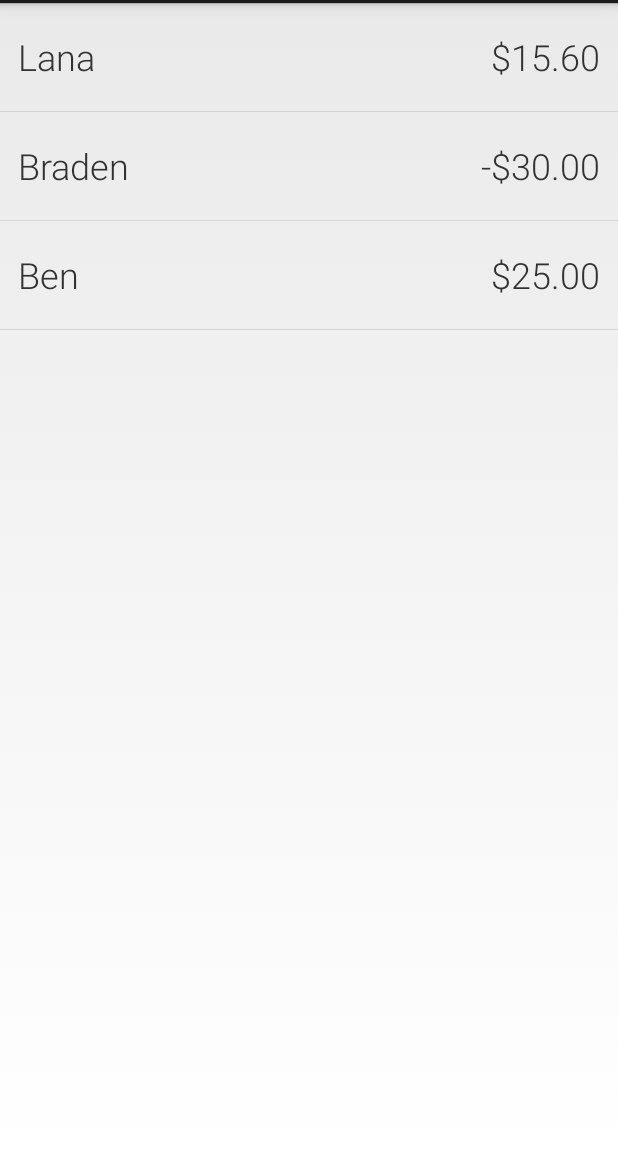
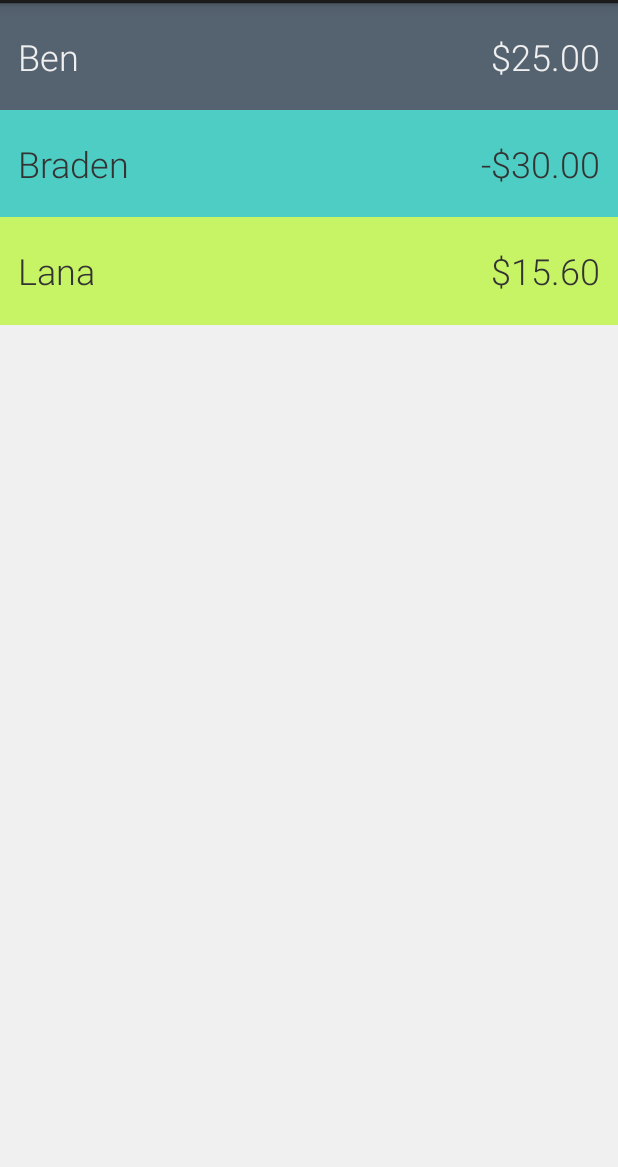
Before and after one commit to austinwylie/Moola, an Android app: the screen it shows after launch (IouListActivity), on a phone screen of 412 x 824 dp, the part 69-1236 px from its top. Run offline under Robolectric (Android 15) with nearby library versions, the phone set to English and light mode, and no system bars.

Commit message:
Mmmm colors.

```diff
--- a/app/src/main/AndroidManifest.xml
+++ b/app/src/main/AndroidManifest.xml
@@ -4,7 +4,7 @@
 
     <application
         android:allowBackup="true"
-        android:icon="@drawable/ic_launcher"
+        android:icon="@drawable/ic_cow"
         android:label="@string/app_name"
         android:theme="@style/AppTheme" >
         <activity
--- a/app/src/main/java/com/hci/moola/EditIouActivity.java
+++ b/app/src/main/java/com/hci/moola/EditIouActivity.java
@@ -56,7 +56,7 @@ public class EditIouActivity extends Activity {
             int result = t.isValid();
             switch (result) {
                 case 0:
-                    PostOffice.putMessage(IouListActivity.class, f.getModel());
+                    PostOffice.putMessage(IouListActivity.class, t);
                     setResult(Activity.RESULT_OK);
                     finish();
                     break;
--- a/app/src/main/java/com/hci/moola/IouListActivity.java
+++ b/app/src/main/java/com/hci/moola/IouListActivity.java
@@ -9,6 +9,7 @@ import android.view.MotionEvent;
 import android.view.View;
 import android.view.ViewGroup;
 
+import com.hci.moola.model.ColorPicker;
 import com.hci.moola.model.DataCollector;
 import com.hci.moola.model.Iou;
 import com.hci.moola.model.PostOffice;
@@ -30,11 +31,12 @@ public class IouListActivity extends Activity implements IouListFragment.IouList
         setContentView(R.layout.activity_iou_list);
         if (savedInstanceState == null) {
             mIous = new ArrayList<Iou>();
-            Iou a = new Iou(new Transaction("Ben", true, 10, "lunch", Calendar.getInstance()));
+            ColorPicker cp = ColorPicker.getInstance();
+            Iou a = new Iou(new Transaction("Ben", true, 10, "lunch", Calendar.getInstance()), cp.next());
             a.addTransaction(new Transaction("Ben", true, 15, "lunch2", Calendar.getInstance()));
             mIous.add(a);
-            mIous.add(new Iou(new Transaction("Braden", false, 30, "hi", Calendar.getInstance())));
-            mIous.add(new Iou(new Transaction("Lana", true, 15.60, "idk", Calendar.getInstance())));
+            mIous.add(new Iou(new Transaction("Braden", false, 30, "hi", Calendar.getInstance()), cp.next()));
+            mIous.add(new Iou(new Transaction("Lana", true, 15.60, "idk", Calendar.getInstance()), cp.next()));
 
             IouListFragment f = IouListFragment.newInstance(mIous);
             getFragmentManager().beginTransaction().add(R.id.container, f, TAG_IOU_LIST).commit();
--- a/app/src/main/java/com/hci/moola/IouListFragment.java
+++ b/app/src/main/java/com/hci/moola/IouListFragment.java
@@ -10,6 +10,7 @@ import android.view.ViewGroup;
 import android.widget.LinearLayout;
 import android.widget.TextView;
 
+import com.hci.moola.model.ColorPicker;
 import com.hci.moola.model.Iou;
 import com.hci.moola.model.ObservableSortedList;
 import com.hci.moola.model.Transaction;
@@ -47,7 +48,7 @@ public class IouListFragment extends Fragment {
                 return;
             }
         }
-        mIous.add(new Iou(txn));
+        mIous.add(new Iou(txn, ColorPicker.getInstance().next()));
         mAdapter.notifyDataSetChanged();
     }
 
@@ -103,6 +104,11 @@ public class IouListFragment extends Fragment {
         private NaturalListView mListView;
         private IouListFragmentCallback mFragmentCallback;
 
+        private static final int TEXT_DARK_COLOR = 0xff333333;
+        private static final int TEXT_LIGHT_COLOR = 0xfff0f0f0;
+        private static final int TEXT_DARK_SEC_COLOR = 0xff666666;
+        private static final int TEXT_LIGHT_SEC_COLOR = 0xffe0e0e0;
+
         public IouAdapter(Activity activity, ObservableSortedList<Iou> items, NaturalListView listView, IouListFragmentCallback callback) {
             super(activity, items);
             mInflater = activity.getLayoutInflater();
@@ -155,8 +161,11 @@ public class IouListFragment extends Fragment {
             final ExpandableListItem<Iou> expandedItem = (ExpandableListItem<Iou>) getItem(position);
             final Iou item = expandedItem.getItem();
             if (item != null) {
+                int textColor = ColorPicker.isDarkColor(item.getColor()) ? TEXT_LIGHT_COLOR : TEXT_DARK_COLOR;
                 holder.person.setText(item.getPerson());
+                holder.person.setTextColor(textColor);
                 holder.amount.setText(item.getTotalAmountText());
+                holder.amount.setTextColor(textColor);
 
                 List<Transaction> txns = item.getTransactionList();
                 for (int i = 0; i < txns.size(); i++) {
@@ -167,6 +176,8 @@ public class IouListFragment extends Fragment {
                         holder.expandableLayout.addView(tRow);
                     } else
                         tRow = holder.expandableLayout.getChildAt(i);
+
+                    tRow.setBackgroundColor((item.getColor() & 0x00FFFFFF) ^ 0xa0000000);
 
                     final Transaction t = txns.get(i);
                     tRow.setOnTouchListener(new SwipeDismissTouchListener(tRow, null, new SwipeDismissTouchListener.DismissCallbacks() {
@@ -192,7 +203,9 @@ public class IouListFragment extends Fragment {
                     }));
 
                     TextView description = (TextView) tRow.findViewById(R.id.list_item_iou_expanded_description);
+                    description.setTextColor(textColor);
                     TextView date = (TextView) tRow.findViewById(R.id.list_item_iou_expanded_date);
+                    date.setTextColor(ColorPicker.isDarkColor(item.getColor()) ? TEXT_LIGHT_SEC_COLOR : TEXT_DARK_SEC_COLOR);
                     description.setText(t.getFormattedDescription());
                     date.setText(t.getDate(mLocale));
                 }
@@ -202,6 +215,8 @@ public class IouListFragment extends Fragment {
 
                 if (!expandedItem.isExpanded())
                     holder.expandableLayout.setVisibility(View.GONE);
+
+                convertView.setBackgroundColor(item.getColor());
             }
 
             return convertView;
--- /dev/null
+++ b/app/src/main/java/com/hci/moola/model/ColorPicker.java
@@ -0,0 +1,46 @@
+package com.hci.moola.model;
+
+import android.graphics.Color;
+
+import java.util.ArrayList;
+import java.util.List;
+
+/**
+ * Created by byoung2 on 11/16/14.
+ */
+public class ColorPicker {
+    private static ColorPicker mInstance;
+    private List<Integer> mColors;
+    private int mCurrentIndex;
+
+    public static ColorPicker getInstance() {
+        if (mInstance == null)
+            mInstance = new ColorPicker();
+        return mInstance;
+    }
+
+    private ColorPicker() {
+        mCurrentIndex = 0;
+        mColors = new ArrayList<Integer>();
+        mColors.add(0xFF556270);
+        mColors.add(0xFF4ECDC4);
+        mColors.add(0xFFC7F464);
+        mColors.add(0xFFFF6B6B);
+        mColors.add(0xFFC44D58);
+    }
+
+    public int next() {
+        int color = mColors.get(mCurrentIndex);
+        mCurrentIndex = (mCurrentIndex + 1) % mColors.size();
+        return color;
+    }
+
+    public static boolean isDarkColor(int color) {
+        int r = Color.red(color);
+        int g = Color.green(color);
+        int b = Color.blue(color);
+
+        double luma = 0.2126 * r + 0.7152 * g + 0.0722 * b;
+        return luma < 105;
+    }
+}
--- a/app/src/main/java/com/hci/moola/model/Iou.java
+++ b/app/src/main/java/com/hci/moola/model/Iou.java
@@ -8,9 +8,11 @@ import java.util.List;
 
 public class Iou implements Parcelable, Comparable<Iou> {
     private List<Transaction> transactionList = new ArrayList<Transaction>();
+    private int color;
 
-    public Iou(Transaction trans) {
+    public Iou(Transaction trans, int color) {
         transactionList.add(trans);
+        this.color = color;
     }
 
     public void addTransaction(Transaction trans) {
@@ -25,6 +27,10 @@ public class Iou implements Parcelable, Comparable<Iou> {
                 break;
             }
         }
+    }
+
+    public int getColor() {
+        return color;
     }
 
     public String getPerson() {
@@ -65,7 +71,7 @@ public class Iou implements Parcelable, Comparable<Iou> {
     @Override
     public int compareTo(Iou another) {
         if (!another.transactionList.isEmpty() && !transactionList.isEmpty())
-            return another.transactionList.get(0).compareTo(transactionList.get(0));
+            return transactionList.get(0).compareTo(another.transactionList.get(0));
         return -1;
     }
 
--- a/app/src/main/java/com/hci/moola/model/SortedList.java
+++ b/app/src/main/java/com/hci/moola/model/SortedList.java
@@ -1,18 +1,17 @@
 package com.hci.moola.model;
 
 import java.util.ArrayList;
-import java.util.Collections;
 
 @SuppressWarnings("serial")
 public class SortedList<T extends Comparable<? super T>> extends ArrayList<T> {
-	@Override
-	public boolean add(T object) {
-		int index = Collections.binarySearch(this, object);
-		if (index < 0)
-			index = ~index;
-		super.add(index, object);
-		return true;
-	}
+//	@Override
+//	public boolean add(T object) {
+//		int index = Collections.binarySearch(this, object);
+//		if (index < 0)
+//			index = ~index;
+//		super.add(index, object);
+//		return true;
+//	}
 
 	public boolean addWithoutSort(T object) {
 		return super.add(object);
--- a/app/src/main/res/layout/fragment_iou_list.xml
+++ b/app/src/main/res/layout/fragment_iou_list.xml
@@ -1,10 +1,13 @@
 <RelativeLayout xmlns:android="http://schemas.android.com/apk/res/android"
     android:layout_width="match_parent"
-    android:layout_height="match_parent">
+    android:layout_height="match_parent"
+    android:background="#fff0f0f0">
 
     <com.hci.moola.view.NaturalListView
         android:id="@+id/iouListView"
         android:layout_width="match_parent"
-        android:layout_height="match_parent" />
+        android:layout_height="match_parent"
+        android:divider="#ffffffff"
+        android:dividerHeight="0px"/>
 
 </RelativeLayout>
--- a/app/src/main/res/layout/list_item_iou.xml
+++ b/app/src/main/res/layout/list_item_iou.xml
@@ -2,7 +2,7 @@
 
 <RelativeLayout xmlns:android="http://schemas.android.com/apk/res/android"
     android:layout_width="match_parent"
-    android:layout_height="wrap_content" >
+    android:layout_height="wrap_content">
 
     <RelativeLayout
         android:id="@+id/list_item_iou_summary_layout"
@@ -35,6 +35,7 @@
         android:layout_width="match_parent"
         android:layout_height="wrap_content"
         android:orientation="vertical"
+        android:background="@android:color/white"
         android:visibility="gone"/>
 
 </RelativeLayout>
--- a/app/src/main/res/layout/list_item_iou_expanded.xml
+++ b/app/src/main/res/layout/list_item_iou_expanded.xml
@@ -2,8 +2,7 @@
 
 <RelativeLayout xmlns:android="http://schemas.android.com/apk/res/android"
     android:layout_width="match_parent"
-    android:layout_height="60dp"
-    android:background="#f0f0f0">
+    android:layout_height="60dp">
 
     <TextView
         android:id="@+id/list_item_iou_expanded_description"
@@ -26,10 +25,5 @@
         android:paddingLeft="15dp"
         android:text="10/12/14 at 12:17pm"/>
 
-    <View
-        android:layout_alignParentBottom="true"
-        android:layout_width="match_parent"
-        android:layout_height="1px"
-        android:background="#e0e0e0"/>
 
 </RelativeLayout>
```
Also changed, not shown: app/src/main/ic_cow-web.png (added), app/src/main/res/drawable-hdpi/ic_cow.png (added), app/src/main/res/drawable-mdpi/ic_cow.png (added), app/src/main/res/drawable-xhdpi/ic_cow.png (added), app/src/main/res/drawable-xxhdpi/ic_cow.png (added).
